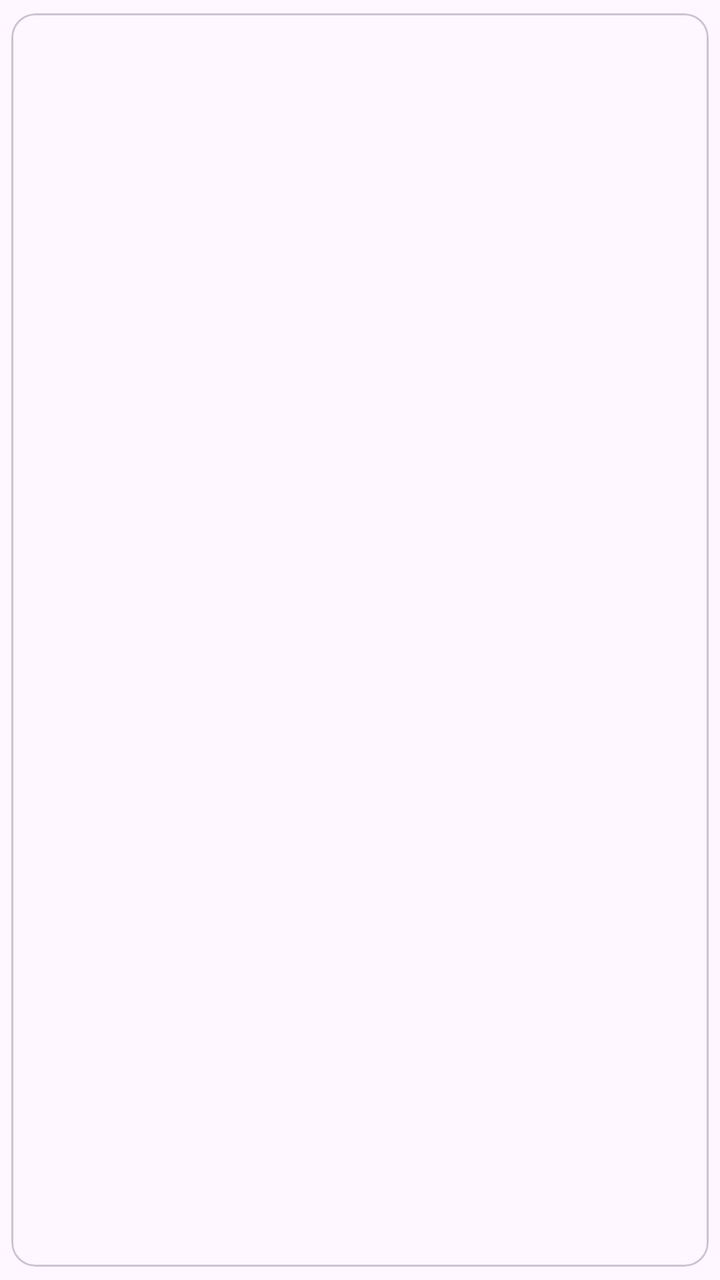
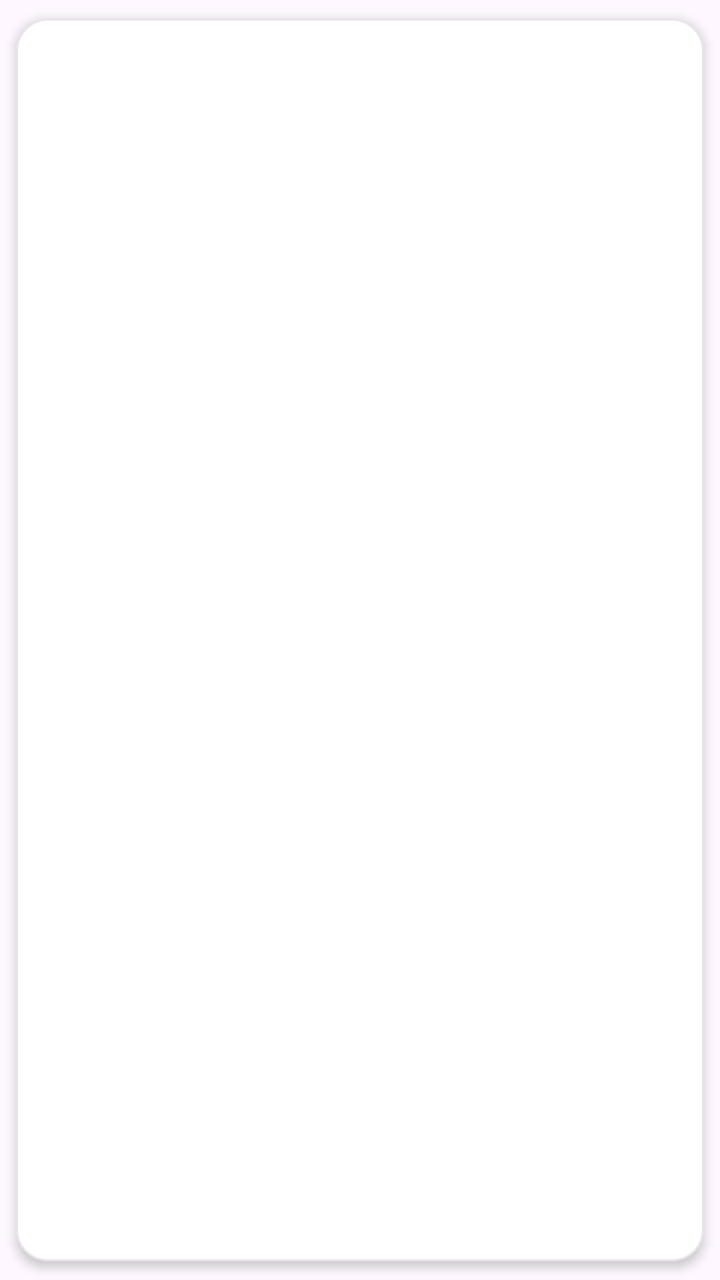

An Android layout rendered at two revisions. The XML below is the earlier revision; the diff shows what the commit changed to produce the second picture.
<!-- AndroidManifest.xml: application theme Theme.MyApplication -->
<!-- res/layout/content_category.xml -->
<?xml version="1.0" encoding="utf-8"?>
<com.google.android.material.card.MaterialCardView xmlns:android="http://schemas.android.com/apk/res/android"
    xmlns:app="http://schemas.android.com/apk/res-auto"
    android:layout_width="wrap_content"
    android:layout_height="wrap_content"
    app:cardUseCompatPadding="true"
    android:clickable="true"
    android:focusable="true"
    app:rippleColor="#22000000"
    app:strokeWidth="1dp"
    android:foreground="?attr/selectableItemBackground">
    <LinearLayout
        android:layout_width="wrap_content"
        android:layout_height="wrap_content"
        android:orientation="vertical"
        android:padding="8dp"
        android:gravity="center_horizontal">

        <ImageView
            android:id="@+id/imgCategoria"
            android:layout_width="100dp"
            android:layout_height="100dp"
            android:scaleType="centerCrop"
            android:adjustViewBounds="true"
            android:contentDescription="@string/app_name"/>

        <TextView
            android:id="@+id/txtNombreCategoria"
            android:layout_width="wrap_content"
            android:layout_height="wrap_content"
            android:layout_marginBottom="10dp"
            android:textSize="18sp"
            android:textStyle="bold" />
    </LinearLayout>

</com.google.android.material.card.MaterialCardView>
<!-- resources referenced by this layout -->
<resources>
  <string name="app_name">Mercadito</string>
  <style name="Theme.MyApplication" parent="Base.Theme.MyApplication" />
  <style name="Base.Theme.MyApplication" parent="Theme.Material3.DayNight.NoActionBar">
          
          
      </style>
</resources>

<!-- the commit's change to res/layout/content_category.xml (unified diff, before → after) -->
@@ -1,36 +1,30 @@
 <?xml version="1.0" encoding="utf-8"?>
-<com.google.android.material.card.MaterialCardView xmlns:android="http://schemas.android.com/apk/res/android"
+<com.google.android.material.card.MaterialCardView
+    xmlns:android="http://schemas.android.com/apk/res/android"
     xmlns:app="http://schemas.android.com/apk/res-auto"
-    android:layout_width="wrap_content"
-    android:layout_height="wrap_content"
-    app:cardUseCompatPadding="true"
+
+    android:layout_width="130dp"
+    android:layout_height="130dp"
+    android:layout_margin="6dp"
+
     android:clickable="true"
     android:focusable="true"
+    android:foreground="?attr/selectableItemBackground"
+
+    app:cardBackgroundColor="@android:color/white"
+    app:cardCornerRadius="16dp"
+    app:cardElevation="3dp"
+    app:cardUseCompatPadding="true"
     app:rippleColor="#22000000"
-    app:strokeWidth="1dp"
-    android:foreground="?attr/selectableItemBackground">
-    <LinearLayout
-        android:layout_width="wrap_content"
-        android:layout_height="wrap_content"
-        android:orientation="vertical"
-        android:padding="8dp"
-        android:gravity="center_horizontal">
+    app:strokeColor="#E5E5E5"
+    app:strokeWidth="1dp">
 
-        <ImageView
-            android:id="@+id/imgCategoria"
-            android:layout_width="100dp"
-            android:layout_height="100dp"
-            android:scaleType="centerCrop"
-            android:adjustViewBounds="true"
-            android:contentDescription="@string/app_name"/>
-
-        <TextView
-            android:id="@+id/txtNombreCategoria"
-            android:layout_width="wrap_content"
-            android:layout_height="wrap_content"
-            android:layout_marginBottom="10dp"
-            android:textSize="18sp"
-            android:textStyle="bold" />
-    </LinearLayout>
+    <com.google.android.material.imageview.ShapeableImageView
+        android:id="@+id/imgCategoria"
+        android:layout_width="match_parent"
+        android:layout_height="match_parent"
+        android:contentDescription="@string/app_name"
+        android:scaleType="centerCrop"
+        app:shapeAppearanceOverlay="@style/CategoryImageShape" />
 
 </com.google.android.material.card.MaterialCardView>
<!-- resource entries referenced after the edit -->
@@ -1,6 +1,10 @@
 <!-- resources referenced by this layout -->
 <resources>
   <string name="app_name">Mercadito</string>
+  <style name="CategoryImageShape">
+          <item name="cornerFamily">rounded</item>
+          <item name="cornerSize">16dp</item>
+      </style>
   <style name="Theme.MyApplication" parent="Base.Theme.MyApplication" />
   <style name="Base.Theme.MyApplication" parent="Theme.Material3.DayNight.NoActionBar">
           
